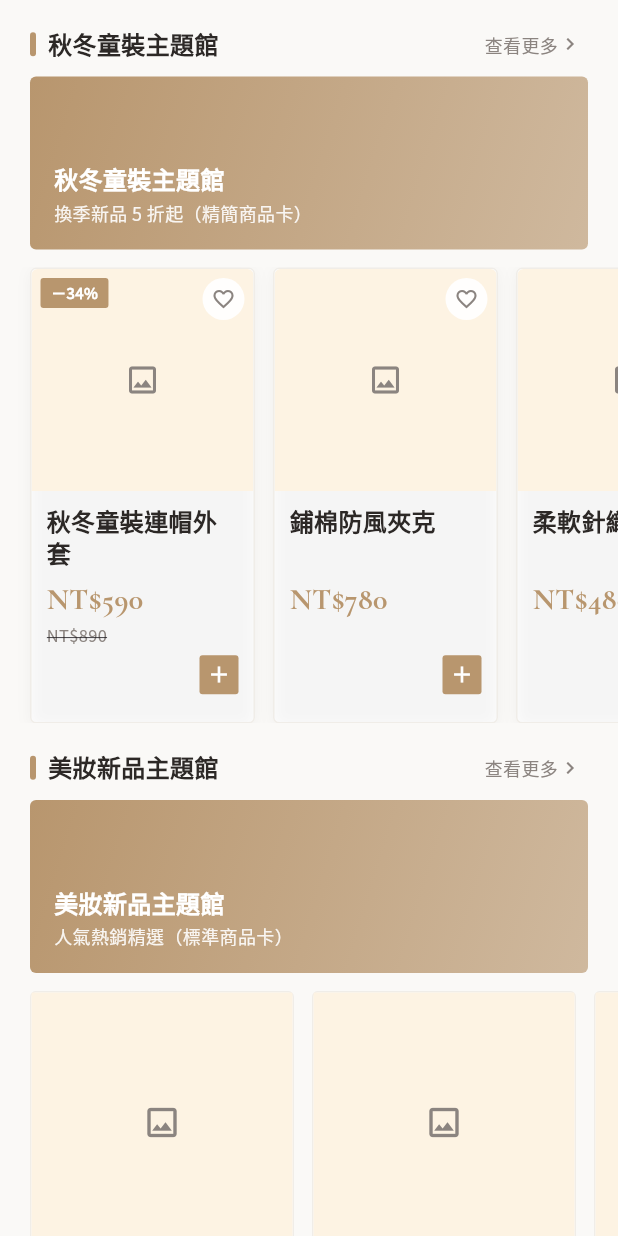
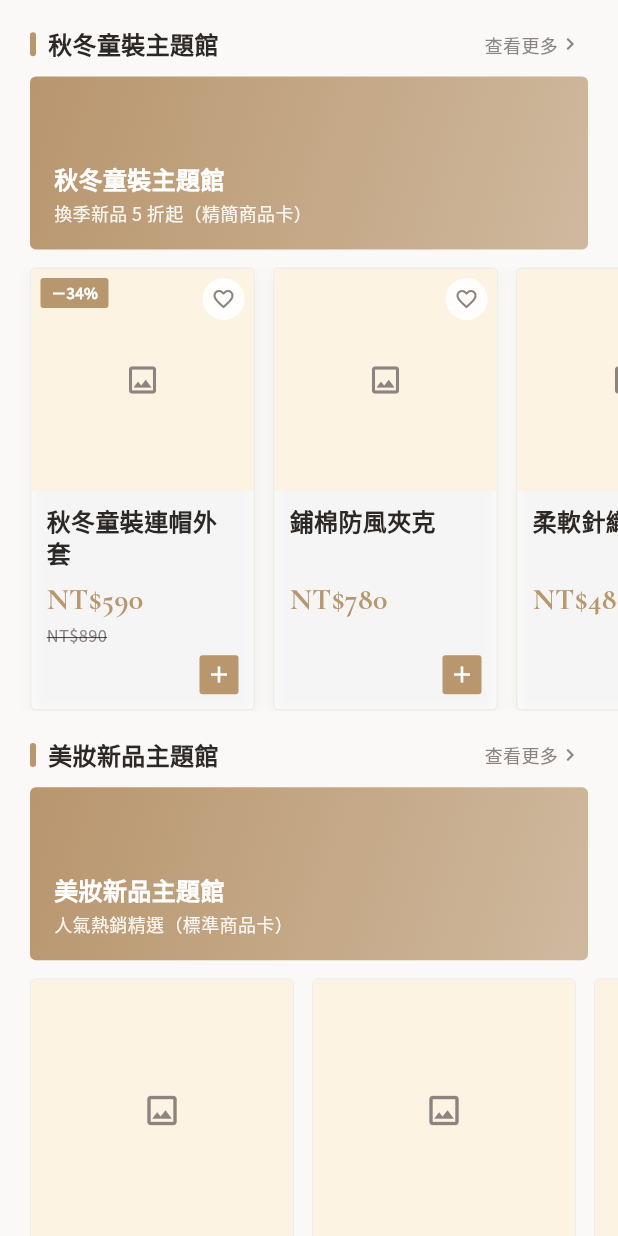
Before and after one commit to minchenlee168/xsmartlive-plus-one-prototype, a Flutter app: the _ThemeHallSections widget shown alone on an empty page, opened directly, on a phone screen of 412 x 824 dp. Run offline on Flutter 3.47's test engine with Material 3 defaults, Android fonts, the phone set to English and light mode, and no system bars; our stand-ins replace cookie_jar, dio, dio_cookie_manager, firebase_analytics, firebase_core, flutter_riverpod and 9 more; missing offline and left inert: facebook_app_events, flutter_facebook_auth; accounts and stored records are empty; network calls fail.

Commit message:
fix: 商城橫向商品列改用 IntrinsicHeight，消除卡片底部多餘留白 + 根除溢位
問題：橫向列用固定高度 SizedBox（精簡 304 / 標準 396），比卡片實際高度多出
slack → 卡片下方留白比「圖片↔商品名」間距大，看起來下方 padding 過大；且每次
改卡片字級都要重猜高度、猜太緊會溢位、猜太鬆會留白。

改法：改用 SingleChildScrollView + IntrinsicHeight + Row，列高「自動 = 卡片實際
高度」——零 slack、零溢位、卡片字級/內容變動皆自動跟上，不再需要手動固定列高。

analyze 乾淨；整頁掃描 0 溢位條紋；精簡卡底部貼齊、上下 padding 對稱。

Co-Authored-By: Claude Opus 4.8 (1M context) <noreply@anthropic.com>
Claude-Session: https://claude.ai/code/session_01RSHEb8hzWZX2ZNK8XGMhKR

```diff
--- a/lib/screens/shop/shop_screen.dart
+++ b/lib/screens/shop/shop_screen.dart
@@ -721,18 +721,18 @@ class _ThemeHallSections extends StatelessWidget {
           ),
           const SizedBox(height: 12),
           // 該主題館的商品卡（橫向捲動）：標準卡有數量選擇 + 庫存；精簡卡較簡潔。
-          SizedBox(
-            // 卡片名稱固定保留兩行高度後所有卡等高，列高貼齊卡片內容，
-            // 既不會底部溢位、也不留多餘空白。
-            // 標準卡圖片 1:1 + 原價在售價下方 + 商品名 16（兩行）+ 售價 20，
-            // 整卡再變高；橫向列固定高度加大並留 slack，避免 RenderFlex 溢位。
-            height: hall.standard ? 396 : 304,
-            child: ListView.separated(
+          // 用 IntrinsicHeight + Row 讓列高「自動＝卡片實際高」——零 slack、零溢位、
+          // 卡片字級 / 內容變了也自動跟上，不必再手動猜固定列高。
+          SingleChildScrollView(
             scrollDirection: Axis.horizontal,
             padding: const EdgeInsets.symmetric(horizontal: 20),
-              itemCount: hall.items.length,
-              separatorBuilder: (_, _) => const SizedBox(width: 12),
-              itemBuilder: (context, i) => SizedBox(
+            child: IntrinsicHeight(
+              child: Row(
+                crossAxisAlignment: CrossAxisAlignment.start,
+                children: [
+                  for (var i = 0; i < hall.items.length; i++) ...[
+                    if (i > 0) const SizedBox(width: 12),
+                    SizedBox(
                       width: hall.standard ? 176 : 150,
                       child: hall.standard
                           ? ProductCard(
@@ -744,6 +744,9 @@ class _ThemeHallSections extends StatelessWidget {
                               variant: ProductCardVariant.compact,
                               product: hall.items[i].product,
                             ),
+                    ),
+                  ],
+                ],
               ),
             ),
           ),
```
Lines whose indentation alone changed are shown as unchanged.
